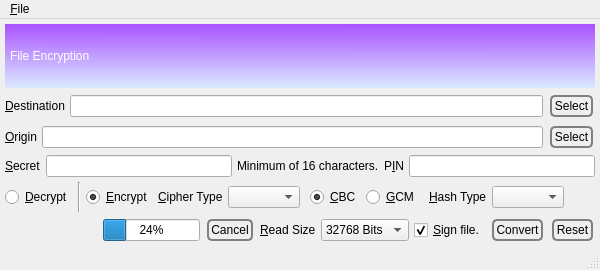
Above: branches/trunk/GoldBug-UI/encryptfile.ui from textbrowser/spot-on before the change. Below: the same form after it.
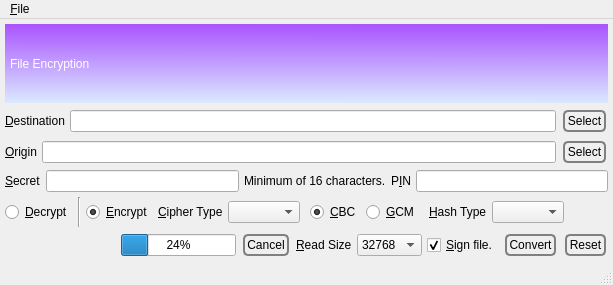
That is the form after the change. Icons and pictures are not drawn.

```diff
--- a/branches/trunk/GoldBug-UI/encryptfile.ui
+++ b/branches/trunk/GoldBug-UI/encryptfile.ui
@@ -6,8 +6,8 @@
    <rect>
     <x>0</x>
     <y>0</y>
-    <width>600</width>
-    <height>270</height>
+    <width>613</width>
+    <height>285</height>
    </rect>
   </property>
   <property name="windowIcon">
@@ -372,6 +372,9 @@
       </item>
       <item>
        <widget class="QComboBox" name="readSize">
+        <property name="toolTip">
+         <string>Bits</string>
+        </property>
         <property name="currentIndex">
          <number>1</number>
         </property>
@@ -380,12 +383,12 @@
         </property>
         <item>
          <property name="text">
-          <string>1024 Bits</string>
+          <string>1024</string>
          </property>
         </item>
         <item>
          <property name="text">
-          <string>32768 Bits</string>
+          <string>32768</string>
          </property>
         </item>
        </widget>
@@ -469,8 +472,8 @@
     <rect>
      <x>0</x>
      <y>0</y>
-     <width>600</width>
-     <height>23</height>
+     <width>613</width>
+     <height>27</height>
     </rect>
    </property>
    <widget class="QMenu" name="menu_File">
```
